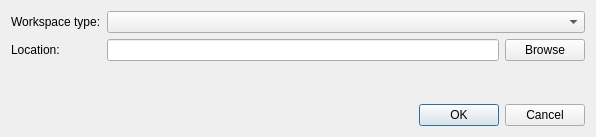
Above: Srt.QT/tt3-gui/NewWorkspaceDialog.ui from akapustiatyahoocouk/TimeTracker3 before the change. Below: the same form after it.
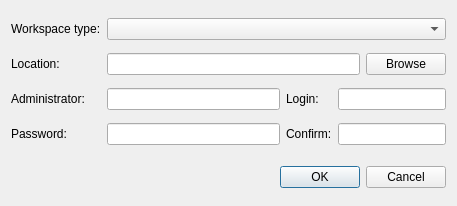
That is the form after the change. Icons and pictures are not drawn.

What changed in the file:
```diff
--- a/Srt.QT/tt3-gui/NewWorkspaceDialog.ui
+++ b/Srt.QT/tt3-gui/NewWorkspaceDialog.ui
@@ -6,8 +6,8 @@
    <rect>
     <x>0</x>
     <y>0</y>
-    <width>596</width>
-    <height>137</height>
+    <width>457</width>
+    <height>206</height>
    </rect>
   </property>
   <property name="windowTitle">
@@ -21,7 +21,107 @@
    <bool>true</bool>
   </property>
   <layout class="QGridLayout" name="gridLayout">
-   <item row="2" column="0" rowspan="2" colspan="3">
+   <item row="0" column="0">
+    <widget class="QLabel" name="workspaceTypeLabel">
+     <property name="text">
+      <string>Workspace type:</string>
+     </property>
+    </widget>
+   </item>
+   <item row="0" column="1" colspan="4">
+    <widget class="QComboBox" name="workspaceTypeComboBox"/>
+   </item>
+   <item row="1" column="0">
+    <widget class="QLabel" name="locationLabel">
+     <property name="text">
+      <string>Location:</string>
+     </property>
+    </widget>
+   </item>
+   <item row="1" column="1" colspan="3">
+    <widget class="QLineEdit" name="locationLineEdit">
+     <property name="echoMode">
+      <enum>QLineEdit::EchoMode::Normal</enum>
+     </property>
+     <property name="readOnly">
+      <bool>true</bool>
+     </property>
+    </widget>
+   </item>
+   <item row="1" column="4">
+    <widget class="QPushButton" name="browsePushButton">
+     <property name="text">
+      <string>Browse</string>
+     </property>
+     <property name="icon">
+      <iconset resource="tt3-gui.qrc">
+       <normaloff>:/tt3-gui/Resources/Images/Actions/BrowseSmall.png</normaloff>:/tt3-gui/Resources/Images/Actions/BrowseSmall.png</iconset>
+     </property>
+    </widget>
+   </item>
+   <item row="2" column="0">
+    <widget class="QLabel" name="userNameLabel">
+     <property name="text">
+      <string>Administrator:</string>
+     </property>
+    </widget>
+   </item>
+   <item row="2" column="1">
+    <widget class="QLineEdit" name="userNameLineEdit">
+     <property name="readOnly">
+      <bool>false</bool>
+     </property>
+    </widget>
+   </item>
+   <item row="2" column="2">
+    <widget class="QLabel" name="loginLabel">
+     <property name="text">
+      <string>Login:</string>
+     </property>
+    </widget>
+   </item>
+   <item row="2" column="3" colspan="2">
+    <widget class="QLineEdit" name="loginLineEdit">
+     <property name="readOnly">
+      <bool>false</bool>
+     </property>
+    </widget>
+   </item>
+   <item row="3" column="0">
+    <widget class="QLabel" name="passwordLabel">
+     <property name="text">
+      <string>Password:</string>
+     </property>
+    </widget>
+   </item>
+   <item row="3" column="1">
+    <widget class="QLineEdit" name="passwordLineEdit">
+     <property name="echoMode">
+      <enum>QLineEdit::EchoMode::Password</enum>
+     </property>
+     <property name="readOnly">
+      <bool>false</bool>
+     </property>
+    </widget>
+   </item>
+   <item row="3" column="2">
+    <widget class="QLabel" name="confirmPasswordLabel">
+     <property name="text">
+      <string>Confirm:</string>
+     </property>
+    </widget>
+   </item>
+   <item row="3" column="3" colspan="2">
+    <widget class="QLineEdit" name="confirmPasswordLineEdit">
+     <property name="echoMode">
+      <enum>QLineEdit::EchoMode::Password</enum>
+     </property>
+     <property name="readOnly">
+      <bool>false</bool>
+     </property>
+    </widget>
+   </item>
+   <item row="4" column="0" colspan="5">
     <spacer name="verticalSpacer">
      <property name="orientation">
       <enum>Qt::Orientation::Vertical</enum>
@@ -37,42 +137,7 @@
      </property>
     </spacer>
    </item>
-   <item row="0" column="1" colspan="2">
-    <widget class="QComboBox" name="workspaceTypeComboBox"/>
-   </item>
-   <item row="1" column="2">
-    <widget class="QPushButton" name="browsePushButton">
-     <property name="text">
-      <string>Browse</string>
-     </property>
-     <property name="icon">
-      <iconset resource="tt3-gui.qrc">
-       <normaloff>:/tt3-gui/Resources/Images/Actions/BrowseSmall.png</normaloff>:/tt3-gui/Resources/Images/Actions/BrowseSmall.png</iconset>
-     </property>
-    </widget>
-   </item>
-   <item row="0" column="0">
-    <widget class="QLabel" name="workspaceTypeLabel">
-     <property name="text">
-      <string>Workspace type:</string>
-     </property>
-    </widget>
-   </item>
-   <item row="1" column="0">
-    <widget class="QLabel" name="locationLabel">
-     <property name="text">
-      <string>Location:</string>
-     </property>
-    </widget>
-   </item>
-   <item row="1" column="1">
-    <widget class="QLineEdit" name="locationLineEdit">
-     <property name="readOnly">
-      <bool>true</bool>
-     </property>
-    </widget>
-   </item>
-   <item row="4" column="0" colspan="3">
+   <item row="5" column="0" colspan="5">
     <widget class="QDialogButtonBox" name="buttonBox">
      <property name="orientation">
       <enum>Qt::Orientation::Horizontal</enum>
```
Left out of the diff: 68 changed lines with no effect on the pictures.
